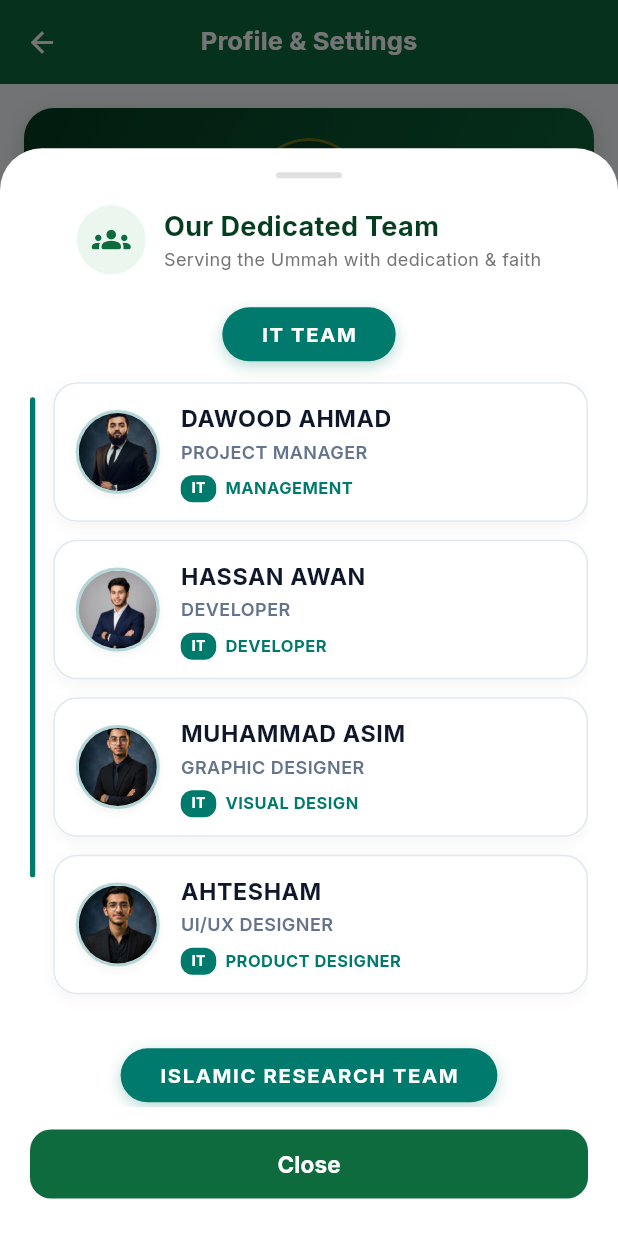
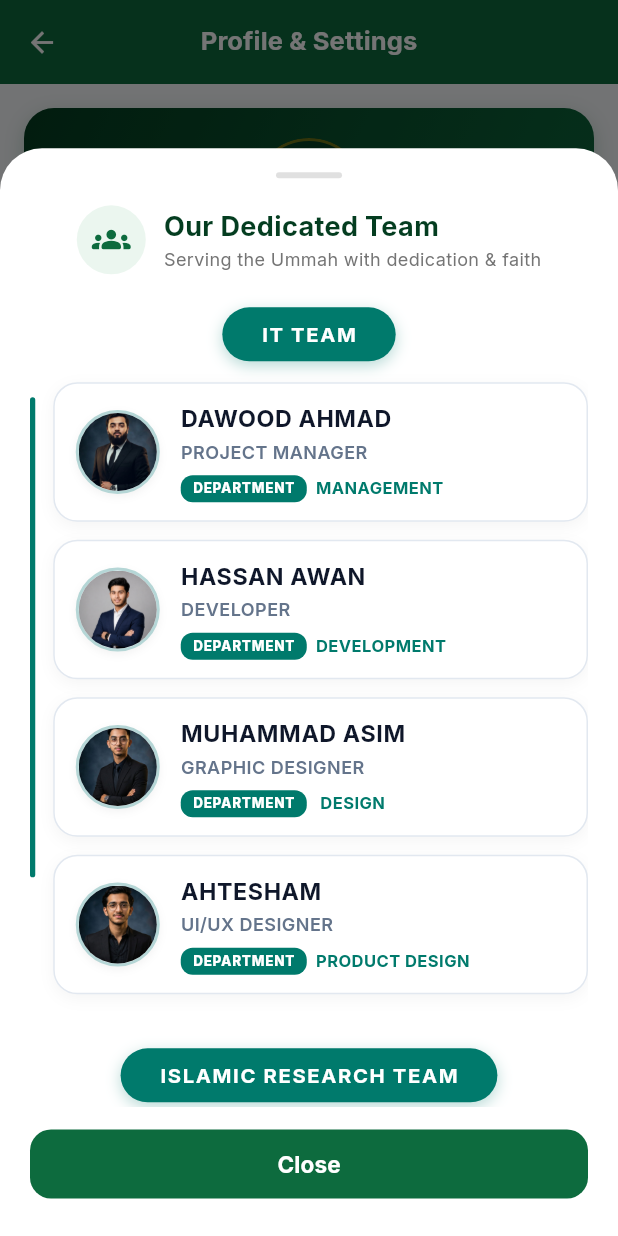
Before and after one commit to Hassan-Developer-cmd/NOOR-E-SUNNAT, a Flutter app: the ProfileScreen screen opened directly, after a tap on "Settings", after a tap on "Our Team", on a phone screen of 412 x 824 dp. Run offline on Flutter 3.47's test engine with Material 3 defaults, Android fonts, the phone set to English and light mode, and no system bars; our stand-ins replace cloud_firestore, firebase_auth, firebase_core, firebase_messaging, flutter_local_notifications, google_fonts and 5 more; accounts and stored records are empty; network calls fail; key blocks and very long unbroken strings in the code were emptied for the run.

Commit message:
style(team): set badge label text strictly to DEPARTMENT

```diff
--- a/lib/core/models/team_member.dart
+++ b/lib/core/models/team_member.dart
@@ -34,10 +34,10 @@ class TeamMember {
       name: 'Hassan Awan',
       nameUr: 'حسن اعوان',
       role: 'Developer',
-      roleUr: 'سافٹ ویئر ڈویلپر',
+      roleUr: 'ڈیولپمنٹ',
       category: 'IT TEAM',
       imagePath: 'assets/images/team/hassan.png',
-      tag: 'DEVELOPER',
+      tag: 'DEVELOPMENT',
       tagUr: 'ڈویلپر',
     ),
     TeamMember(
@@ -47,8 +47,8 @@ class TeamMember {
       roleUr: 'گرافک ڈیزائنر',
       category: 'IT TEAM',
       imagePath: 'assets/images/team/asim.png',
-      tag: 'VISUAL DESIGN',
-      tagUr: 'بصری ڈیزائن',
+      tag: ' DESIGN',
+      tagUr: ' ڈیزائن',
     ),
     TeamMember(
       name: 'Ahtesham',
@@ -57,51 +57,54 @@ class TeamMember {
       roleUr: 'یو آئی / یو ایکس ڈیزائنر',
       category: 'IT TEAM',
       imagePath: 'assets/images/team/ahtesham.png',
-      tag: 'PRODUCT DESIGNER',
-      tagUr: 'پروڈکٹ ڈیزائنر',
+      tag: 'PRODUCT DESIGN',
+      tagUr: 'پراڈکٹ ڈیزائن',
     ),
   ];
 
   static const List<TeamMember> islamicResearchTeam = [
     TeamMember(
-      name: 'Muhammad Ibrahim Attari',
+      name: 'Muhammad Ibrahim',
       nameUr: 'محمد ابراہیم عطاری',
       role: 'Research Head',
-      roleUr: 'ہیڈ آف ریسرچ',
+      roleUr: 'نگرانِ تحقیق',
       category: 'ISLAMIC RESEARCH TEAM',
       imagePath: 'assets/images/team/ibrahim.png',
-      tag: 'HEAD SCHOLAR',
-      tagUr: 'نگرانِ تحقیق',
+      tag: 'HEAD',
+      tagUr: ' تحقیق',
     ),
+
+    TeamMember(
+      name: 'Haroon Qadri',
+      nameUr: 'ہارون قادری',
+      role: 'Content Researcher',
+      roleUr: 'ریسرچر',
+      category: 'ISLAMIC RESEARCH TEAM',
+      imagePath: 'assets/images/team/haroon.png',
+      tag: 'RESEARCHER',
+      tagUr: 'تحقیق',
+    ),
+
     TeamMember(
       name: 'Muhammad Awais',
       nameUr: 'محمد اویس',
       role: 'Content Researcher',
-      roleUr: 'ریسرچ اسکالر',
+      roleUr: 'ریسرچر',
       category: 'ISLAMIC RESEARCH TEAM',
       imagePath: 'assets/images/team/awais.png',
       tag: 'RESEARCHER',
-      tagUr: 'محقق',
+      tagUr: 'تحقیق',
     ),
-    TeamMember(
-      name: 'Haroon Qadri',
-      nameUr: 'ہارون قادری',
-      role: 'Content Researcher',
-      roleUr: 'ریسرچ اسکالر',
-      category: 'ISLAMIC RESEARCH TEAM',
-      imagePath: 'assets/images/team/haroon.png',
-      tag: 'RESEARCHER',
-      tagUr: 'محقق',
-    ),
+
     TeamMember(
       name: 'Dawood Ahmad',
       nameUr: 'داؤد احمد',
       role: 'Content Researcher',
-      roleUr: 'ریسرچ اسکالر',
+      roleUr: 'ریسرچر',
       category: 'ISLAMIC RESEARCH TEAM',
       imagePath: 'assets/images/team/dawood.png',
       tag: 'RESEARCHER',
-      tagUr: 'محقق',
+      tagUr: 'تحقیق',
     ),
   ];
 
--- a/lib/features/profile/presentation/widgets/profile_settings_sheets.dart
+++ b/lib/features/profile/presentation/widgets/profile_settings_sheets.dart
@@ -747,13 +747,15 @@ class ProfileSettingsSheets {
                   mainAxisSize: MainAxisSize.min,
                   children: [
                     Container(
-                      padding: const EdgeInsets.symmetric(horizontal: 7, vertical: 2),
+                      padding: const EdgeInsets.symmetric(horizontal: 8, vertical: 2),
                       decoration: BoxDecoration(
                         color: const Color(0xFF007A6C),
                         borderRadius: BorderRadius.circular(8),
                       ),
                       child: Text(
-                        isUrdu ? 'شعبہ' : (member.category == 'IT TEAM' ? 'IT' : 'RESEARCH'),
+                        isUrdu ? 'شعبہ' : 'DEPARTMENT',
+                        maxLines: 1,
+                        softWrap: false,
                         style: const TextStyle(
                           color: Colors.white,
                           fontSize: 9,
```
Also changed, not shown: 1 other file.
